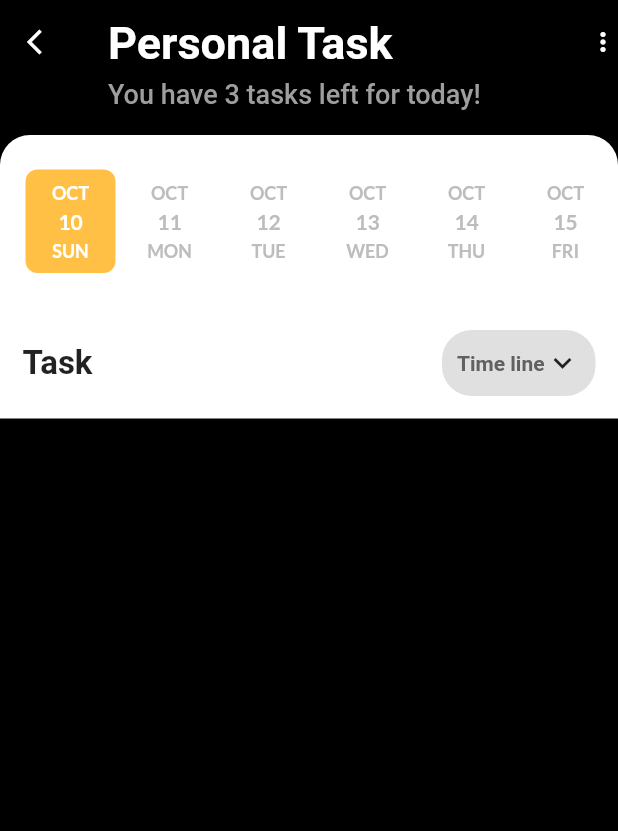
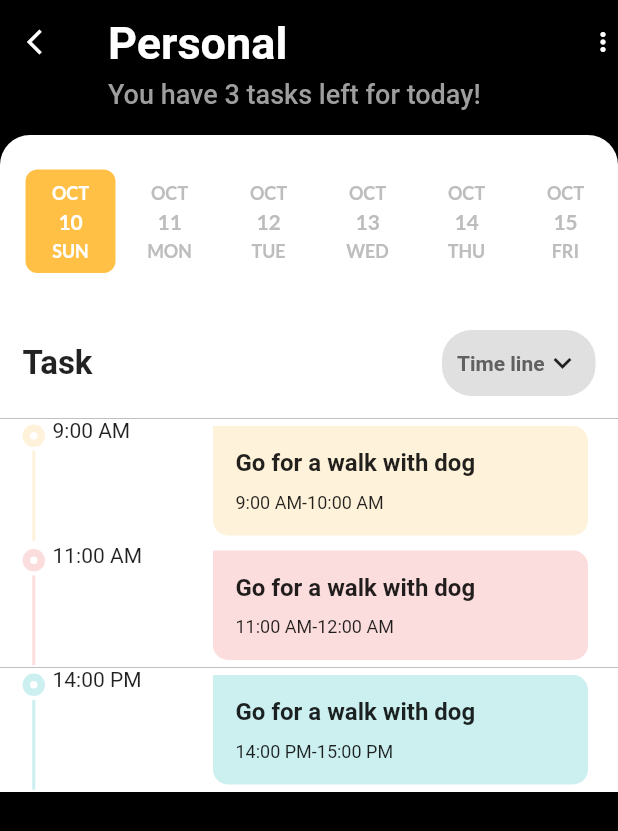
Before and after one commit to danieldev24/4cus, a Flutter app: the TasksItems widget shown alone on an empty page, opened directly, after a tap on "Personal", on a phone screen of 412 x 824 dp. Shown: the top 831 px of the screen. Run offline on Flutter 3.47's test engine with Material 2 defaults, Android fonts, the phone set to English and light mode, and no system bars; drawn by our look-alikes of date_picker_timeline, timeline_tile; our stand-ins replace dotted_border, flutter_neumorphic, get, get_storage, google_fonts, hive and 1 more; accounts and stored records are empty.

Commit message:
init detail task ui

```diff
--- a/lib/data/models/task_type_model.dart
+++ b/lib/data/models/task_type_model.dart
@@ -59,10 +59,23 @@ class TaskType {
           left: 3,
           done: 1,
           desc: [
-          Task(taskTitle: "Go for a walk with dog",startTime: "9:00 AM",
-          endTime: "10:00 AM")
-        ]
-      ),
+            Task(
+                taskTitle: "Go for a walk with dog",
+                startTime: "9:00 AM",
+                endTime: "10:00 AM",
+            bgTask: primaryYellow.withOpacity(0.2)),
+            Task(
+                taskTitle: "Go for a walk with dog",
+                startTime: "11:00 AM",
+                endTime: "12:00 AM",
+                bgTask: primaryRed.withOpacity(0.2)),
+            Task(
+                taskTitle: "Go for a walk with dog",
+                startTime: "14:00 PM",
+                endTime: "15:00 PM",
+                bgTask: primaryTeal.withOpacity(0.2))
+
+          ]),
       TaskType(
         icon: Icons.person_rounded,
         title: "Work",
--- a/lib/presentation/ui/task/dashboard/dashboard_binding.dart
+++ b/lib/presentation/ui/task/dashboard/dashboard_binding.dart
@@ -0,0 +1,10 @@
+import 'package:focus/presentation/ui/task/dashboard/dashboard_controller.dart';
+import 'package:get/get.dart';
+
+class DashBoardBinding extends Bindings{
+  @override
+  void dependencies() {
+    Get.lazyPut<DashBoardController>(() => DashBoardController());
+  }
+
+}
--- a/lib/presentation/ui/task/dashboard/dashboard_controller.dart
+++ b/lib/presentation/ui/task/dashboard/dashboard_controller.dart
@@ -0,0 +1,9 @@
+import 'package:get/get.dart';
+
+class DashBoardController extends GetxController{
+@override
+  void onInit() {
+
+    super.onInit();
+  }
+}
--- a/lib/presentation/ui/task/dashboard/dashboard_views.dart
+++ b/lib/presentation/ui/task/dashboard/dashboard_views.dart
@@ -1,23 +1,23 @@
 import 'package:flutter/cupertino.dart';
 import 'package:flutter/material.dart';
+import 'package:flutter/scheduler.dart';
 import 'package:focus/data/models/task_type_model.dart';
 import 'package:focus/presentation/theme/assets_path.dart';
 import 'package:focus/presentation/theme/typo.dart';
+import 'package:focus/presentation/ui/task/dashboard/dashboard_controller.dart';
 import 'package:focus/presentation/ui/task/dashboard/widget/go_premium_widget.dart';
 import 'package:focus/presentation/ui/task/dashboard/widget/task_type_item.dart';
 import 'package:focus/presentation/ui/task/task_details/task_detail_view.dart';
 import 'package:get/get.dart';
 
-class DashBoardView extends StatefulWidget {
+class DashBoardView extends GetView<DashBoardController> {
   const DashBoardView({Key? key}) : super(key: key);
 
   @override
-  _DashBoardViewState createState() => _DashBoardViewState();
-}
-
-class _DashBoardViewState extends State<DashBoardView> {
-  @override
   Widget build(BuildContext context) {
+    return GetBuilder<DashBoardController>(
+      init: DashBoardController(),
+      builder: (controller) {
         return Scaffold(
           backgroundColor: Colors.grey[100],
           appBar: _buildAppbar("Test"),
@@ -29,15 +29,20 @@ class _DashBoardViewState extends State<DashBoardView> {
                   padding: EdgeInsets.all(15),
                   child: Text(
                     "Tasks",
-                style:
-                kTitle.copyWith(fontWeight: FontWeight.bold, fontSize: 22),
+                    style: kTitle.copyWith(
+                        fontWeight: FontWeight.bold, fontSize: 22),
                   )),
-          Expanded(child: TasksItems(taskType: TaskType.fakeData(),
-          onClickItem: (){
-            Get.to(TaskDetailView());
-          },))
+              Expanded(
+                  child: TasksItems(
+                taskType: TaskType.fakeData(),
+                onClickItem: (taskType){
+                  Get.to(TaskDetailView(taskType: taskType));
+                }
+              ),)
             ],
           ),
+        );
+      },
     );
   }
 
--- a/lib/presentation/ui/task/dashboard/widget/task_type_item.dart
+++ b/lib/presentation/ui/task/dashboard/widget/task_type_item.dart
@@ -6,7 +6,7 @@ import 'package:focus/presentation/theme/typo.dart';
 
 class TasksItems extends StatelessWidget {
   final List<TaskType> taskType;
-  final Function()? onClickItem;
+  final Function(TaskType _task)? onClickItem;
   final Function()? onAdd;
 
   const TasksItems({Key? key, required this.taskType, this.onClickItem, this.onAdd}) : super(key: key);
@@ -25,7 +25,7 @@ class TasksItems extends StatelessWidget {
 
   _buildAddTask() {
     return GestureDetector(
-      onTap: onAdd,
+      onTap:() => onAdd,
       child: DottedBorder(
         borderType: BorderType.RRect,
           radius: Radius.circular(20),
@@ -40,7 +40,7 @@ class TasksItems extends StatelessWidget {
 
   _buildTask(BuildContext context, TaskType taskType) {
     return GestureDetector(
-      onTap: onClickItem,
+      onTap:() => onClickItem!(taskType),
       child: Container(
         padding: EdgeInsets.all(15),
         decoration: BoxDecoration(
--- /dev/null
+++ b/lib/presentation/ui/task/task_details/task_detail_binding.dart
@@ -0,0 +1,10 @@
+import 'package:focus/presentation/ui/task/task_details/task_detail_controller.dart';
+import 'package:get/get.dart';
+
+class TaskDetailBinding extends Bindings{
+  @override
+  void dependencies() {
+    Get.lazyPut<TaskDetailController>(() => TaskDetailController());
+  }
+
+}
--- /dev/null
+++ b/lib/presentation/ui/task/task_details/task_detail_controller.dart
@@ -0,0 +1,5 @@
+import 'package:get/get.dart';
+
+class TaskDetailController extends GetxController{
+
+}
--- a/lib/presentation/ui/task/task_details/task_detail_view.dart
+++ b/lib/presentation/ui/task/task_details/task_detail_view.dart
@@ -1,64 +1,99 @@
 import 'package:flutter/cupertino.dart';
 import 'package:flutter/material.dart';
+import 'package:focus/data/models/task_type_model.dart';
+import 'package:focus/presentation/theme/size.dart';
 import 'package:focus/presentation/ui/task/task_details/widget/date_picker.dart';
+import 'package:focus/presentation/ui/task/task_details/widget/task_timeline.dart';
 import 'package:focus/presentation/ui/task/task_details/widget/task_title.dart';
 import 'package:get/get.dart';
+import 'dart:math' as math;
 
 class TaskDetailView extends StatelessWidget {
-  const TaskDetailView({Key? key}) : super(key: key);
+  final TaskType? taskType;
+
+  const TaskDetailView({this.taskType});
 
   @override
   Widget build(BuildContext context) {
+    final detailList = taskType!.desc;
     return Scaffold(
       backgroundColor: Colors.black,
       body: CustomScrollView(
         slivers: [
-          _buildAppBar(context),
+          _buildAppBar(context, taskType!),
           SliverToBoxAdapter(
             child: Container(
               decoration: BoxDecoration(
-                color: Colors.white,
-                borderRadius: BorderRadius.only(topLeft: Radius.circular(20),
-                    topRight: Radius.circular(20))
-              ),
+                  color: Colors.white,
+                  borderRadius: BorderRadius.only(
+                      topLeft: Radius.circular(20),
+                      topRight: Radius.circular(20))),
               child: Column(
                 crossAxisAlignment: CrossAxisAlignment.start,
-                children: [
-                    DateTimePicker(),
-                    TaskTitle()
-
-                ],
+                children: [DateTimePicker(), TaskTitle()],
               ),
             ),
-          )
+          ),
+          detailList == null
+              ? SliverFillRemaining(
+                  child: Container(
+                    color: Colors.white,
+                    child: Center(
+                      child: Text(
+                        'No Task today',
+                        style: TextStyle(color: Colors.grey, fontSize: 18),
+                      ),
+                    ),
+                  ),
+                )
+              : SliverList(
+                  delegate: SliverChildBuilderDelegate(
+                      (_, index) => TaskTimeLine(
+                            detail: detailList[index],
+                          ),
+                      childCount: detailList.length),
+                )
         ],
       ),
     );
   }
 
-  _buildAppBar(BuildContext context) {
+  _buildAppBar(BuildContext context, TaskType taskType) {
     return SliverAppBar(
       expandedHeight: 90,
       backgroundColor: Colors.black,
       leading: IconButton(
-        onPressed:() => Get.back(),
-        icon: Icon(Icons.arrow_back_ios,size: 20,color: Colors.white,),
+        onPressed: () => Get.back(),
+        icon: Icon(
+          Icons.arrow_back_ios,
+          size: 20,
+          color: Colors.white,
+        ),
       ),
       actions: [
-        Icon(Icons.more_vert,size: 20,color: Colors.white,)
+        Icon(
+          Icons.more_vert,
+          size: 20,
+          color: Colors.white,
+        )
       ],
       flexibleSpace: FlexibleSpaceBar(
         title: Column(
           mainAxisAlignment: MainAxisAlignment.end,
           crossAxisAlignment: CrossAxisAlignment.start,
           children: [
-            Text('Personal Task',style: TextStyle(fontWeight: FontWeight.bold,
-            color: Colors.white),),
-            SizedBox(height: 5,),
-            Text('You have 3 tasks left for today!',style: TextStyle(
-              fontSize: 12,
-              color: Colors.grey
-            ),)
+            Text(
+              taskType.title!,
+              style:
+                  TextStyle(fontWeight: FontWeight.bold, color: Colors.white),
+            ),
+            SizedBox(
+              height: 5,
+            ),
+            Text(
+              'You have ${taskType.left} tasks left for today!',
+              style: TextStyle(fontSize: 12, color: Colors.grey),
+            )
           ],
         ),
       ),
--- /dev/null
+++ b/lib/presentation/ui/task/task_details/widget/task_timeline.dart
@@ -0,0 +1,100 @@
+import 'package:flutter/cupertino.dart';
+import 'package:flutter/material.dart';
+import 'package:flutter/rendering.dart';
+import 'package:focus/base/app_constant.dart';
+import 'package:focus/data/models/task_model.dart';
+import 'package:focus/presentation/theme/size.dart';
+import 'package:timeline_tile/timeline_tile.dart';
+
+class TaskTimeLine extends StatelessWidget {
+  final Task detail;
+
+  const TaskTimeLine({Key? key, required this.detail}) : super(key: key);
+
+  @override
+  Widget build(BuildContext context) {
+    return Container(
+      color: Colors.white,
+      padding: EdgeInsets.symmetric(horizontal: 15),
+      child: Row(
+        children: [
+          _buildTimeLine(detail.bgTask!),
+          Expanded(
+              child: Row(
+            mainAxisAlignment: MainAxisAlignment.spaceBetween,
+            crossAxisAlignment: CrossAxisAlignment.start,
+            children: [
+              Text(detail.startTime!),
+              _buildCard(detail.bgTask!, detail.taskTitle!, detail.startTime!,
+                  detail.endTime!)
+            ],
+          ))
+        ],
+      ),
+    );
+  }
+
+  _buildTimeLine(Color color) {
+    return Container(
+      height: 80,
+      width: 20,
+      child: TimelineTile(
+        alignment: TimelineAlign.manual,
+        lineXY: 0,
+        isFirst: true,
+        indicatorStyle: IndicatorStyle(
+            indicatorXY: 0,
+            width: 15,
+            indicator: Container(
+              decoration: BoxDecoration(
+                  color: Colors.white,
+                  shape: BoxShape.circle,
+                  border: Border.all(width: 5, color: color)),
+            )),
+        afterLineStyle: LineStyle(thickness: 2, color: color),
+      ),
+    );
+  }
+
+  _buildCard(Color color, String title, String startTime, String endTime) {
+    return Container(
+      width: 250,
+      padding: EdgeInsets.all(15),
+      margin: EdgeInsets.all(5),
+      decoration: BoxDecoration(
+          color: color,
+          borderRadius: BorderRadius.only(
+              topRight: Radius.circular(10),
+              bottomLeft: Radius.circular(10),
+              bottomRight: Radius.circular(10))),
+      child: Column(
+        crossAxisAlignment: CrossAxisAlignment.start,
+        children: [
+          Text(
+            title,
+            style: TextStyle(fontWeight: FontWeight.bold, fontSize: 16),
+          ),
+          SizedBox(
+            height: 10,
+          ),
+          Row(
+            children: [
+              Text(
+                startTime,
+                style: TextStyle(fontSize: 12),
+              ),
+              Text(
+                '-',
+                style: TextStyle(fontSize: 12),
+              ),
+              Text(
+                endTime,
+                style: TextStyle(fontSize: 12),
+              ),
+            ],
+          )
+        ],
+      ),
+    );
+  }
+}
--- a/lib/routes/app_pages.dart
+++ b/lib/routes/app_pages.dart
@@ -4,6 +4,10 @@ import 'package:focus/presentation/ui/onboard/onboard_binding.dart';
 import 'package:focus/presentation/ui/splash/splash_screen_binding.dart';
 import 'package:focus/presentation/ui/splash/splash_screen_view.dart';
 import 'package:focus/presentation/ui/onboard/onboard_view.dart';
+import 'package:focus/presentation/ui/task/dashboard/dashboard_binding.dart';
+import 'package:focus/presentation/ui/task/dashboard/dashboard_views.dart';
+import 'package:focus/presentation/ui/task/task_details/task_detail_binding.dart';
+import 'package:focus/presentation/ui/task/task_details/task_detail_view.dart';
 import 'package:focus/presentation/ui/welcome/welcome_binding.dart';
 import 'package:focus/presentation/ui/welcome/welcome_view.dart';
 import 'package:get/get.dart';
@@ -26,9 +30,15 @@ class AppPages {
         name: _Paths.WELCOME,
         page: () => WelcomeView(),
         binding: WelcomeBinding()),
+    GetPage(name: _Paths.HOME, page: () => HomeView(), binding: HomeBinding()),
     GetPage(
-        name: _Paths.HOME,
-        page: () => HomeView(),
-        binding: HomeBinding())
+      name: _Paths.DASHBOARD,
+      page: () => DashBoardView(),
+      binding: DashBoardBinding(),
+    ),
+    GetPage(
+        name: _Paths.TASK_DETAILS,
+        page: () => TaskDetailView(),
+        binding: TaskDetailBinding())
   ];
 }
--- a/lib/routes/app_routes.dart
+++ b/lib/routes/app_routes.dart
@@ -7,12 +7,14 @@ abstract class Routes {
   static const WELCOME = _Paths.WELCOME;
   static const ONBOARD = _Paths.ONBOARD;
   static const TASK_DETAILS = _Paths.TASK_DETAILS;
+  static const DASHBOARD = _Paths.DASHBOARD;
 }
 
 abstract class _Paths {
   static const HOME = '/home';
   static const SPLASH_SCREEN = '/splash-screen';
   static const SETTINGS = '/settings';
+  static const DASHBOARD = '/dashboard';
   static const WELCOME = '/welcome';
   static const ONBOARD = '/onboard';
   static const TASK_DETAILS = "/task-details";
```
Lines whose indentation alone changed are shown as unchanged.
